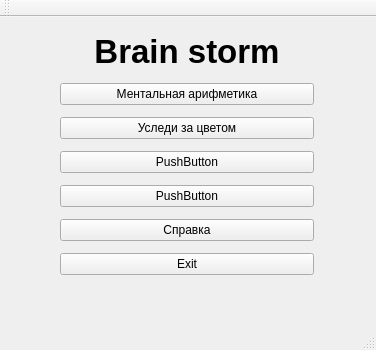
Before: the Qt Designer form mainwindow.ui in moevm/gui-1h2017-12, drawn with Qt 5.
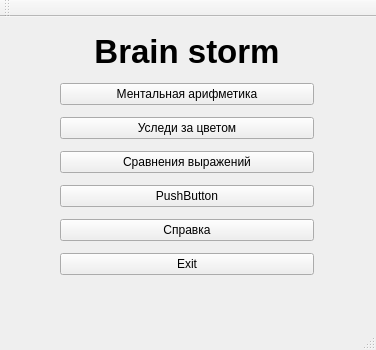
After: the same form once the commit is applied.

```diff
--- a/mainwindow.ui
+++ b/mainwindow.ui
@@ -85,7 +85,7 @@
         <bool>false</bool>
        </property>
        <property name="text">
-        <string>PushButton</string>
+        <string>Сравнения выражений</string>
        </property>
       </widget>
      </item>
```
Left out of the diff: 2 changed lines with no effect on the pictures.
